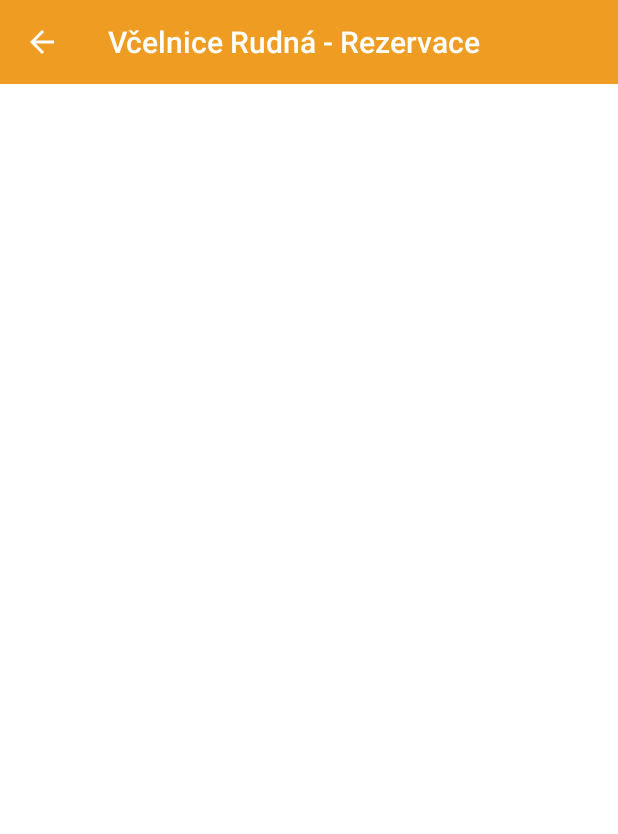
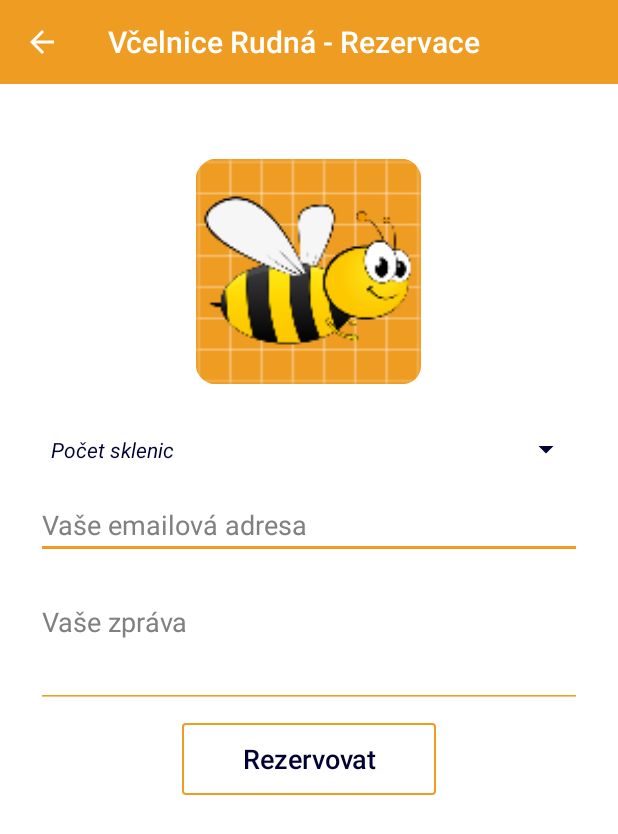
Before and after one commit to aytech/vcelnice-android, an Android app: the ReserveActivity screen opened directly, with no data from a screen before it, on a phone screen of 412 x 824 dp. Shown: the top 834 px of the screen. Run offline under Robolectric (Android 15) with nearby library versions, the phone set to English and light mode, and no system bars; network calls fail.

Commit message:
Price reservation in progress

```diff
--- a/app/src/main/java/cz/vcelnicerudna/ReserveActivity.kt
+++ b/app/src/main/java/cz/vcelnicerudna/ReserveActivity.kt
@@ -1,7 +1,17 @@
 package cz.vcelnicerudna
 
+import android.graphics.Color
 import android.os.Bundle
+import android.support.design.widget.Snackbar
+import android.support.v4.content.ContextCompat
+import android.util.Log
+import android.view.View
+import android.view.ViewGroup
+import android.widget.AdapterView
+import android.widget.ArrayAdapter
+import android.widget.TextView
 import kotlinx.android.synthetic.main.activity_reserve.*
+import kotlinx.android.synthetic.main.app_toolbar.*
 
 class ReserveActivity : BaseActivity() {
 
@@ -10,5 +20,45 @@ class ReserveActivity : BaseActivity() {
         setContentView(R.layout.activity_reserve)
         setSupportActionBar(app_toolbar)
         supportActionBar!!.setDisplayHomeAsUpEnabled(true)
+        setNumberOfGlassesData()
+
+
+        Log.d("ReserveActivity", "Price: " + intent.getParcelableExtra("price"))
+    }
+
+    private fun setNumberOfGlassesData() {
+        val spinnerArrayAdapter = object : ArrayAdapter<String>(this, R.layout.spinner_item, arrayOf(getString(R.string.number_of_glasses), "1", "2", "3")) {
+            override fun isEnabled(position: Int): Boolean {
+                return position != 0
+            }
+
+            override fun getDropDownView(position: Int, convertView: View?, parent: ViewGroup?): View {
+                val view: View? = super.getDropDownView(position, convertView, parent)
+                val textView: TextView = view as TextView
+                if (position == 0) {
+                    textView.setTextColor(Color.GRAY)
+                } else {
+                    textView.setTextColor(ContextCompat.getColor(this@ReserveActivity, R.color.colorText))
+                }
+                return view
+            }
+        }
+        val onItemSelectedListener = object : AdapterView.OnItemSelectedListener {
+            override fun onItemSelected(parent: AdapterView<*>?, view: View?, position: Int, id: Long) {
+                val selectedItemText = parent?.getItemAtPosition(position)
+                if (position > 0) {
+                    Snackbar.make(main_view, "Selected: $selectedItemText", Snackbar.LENGTH_LONG).show()
+                }
+            }
+
+            override fun onNothingSelected(parent: AdapterView<*>?) {
+
+            }
+        }
+
+
+        spinnerArrayAdapter.setDropDownViewResource(R.layout.spinner_item)
+        spinner.adapter = spinnerArrayAdapter
+        spinner.onItemSelectedListener = onItemSelectedListener
     }
 }
--- a/app/src/main/java/cz/vcelnicerudna/adapters/PricesAdapter.kt
+++ b/app/src/main/java/cz/vcelnicerudna/adapters/PricesAdapter.kt
@@ -2,7 +2,6 @@ package cz.vcelnicerudna.adapters
 
 import android.content.Context
 import android.content.Intent
-import android.support.design.widget.Snackbar
 import android.support.v7.widget.RecyclerView
 import android.view.LayoutInflater
 import android.view.View
@@ -37,8 +36,8 @@ class PricesAdapter(var context: Context, private var dataSet: Array<Price>) :
         }
         holder.button.setOnClickListener { view ->
             val intent = Intent(context, ReserveActivity::class.java)
+            intent.putExtra("price", item)
             context.startActivity(intent)
-            Snackbar.make(view, "Reserve: ${item.title} ${item.price} Kč (${item.weight})", Snackbar.LENGTH_LONG).show()
         }
     }
 
--- a/app/src/main/java/cz/vcelnicerudna/models/Price.kt
+++ b/app/src/main/java/cz/vcelnicerudna/models/Price.kt
@@ -1,8 +1,39 @@
 package cz.vcelnicerudna.models
 
-class Price {
+import android.os.Parcel
+import android.os.Parcelable
+
+class Price() : Parcelable {
     var title: String? = null
     var price: Int = 0
     var weight: String? = null
     var image: String? = null
+
+    constructor(parcel: Parcel) : this() {
+        title = parcel.readString()
+        price = parcel.readInt()
+        weight = parcel.readString()
+        image = parcel.readString()
+    }
+
+    override fun writeToParcel(parcel: Parcel, flags: Int) {
+        parcel.writeString(title)
+        parcel.writeInt(price)
+        parcel.writeString(weight)
+        parcel.writeString(image)
+    }
+
+    override fun describeContents(): Int {
+        return 0
+    }
+
+    companion object CREATOR : Parcelable.Creator<Price> {
+        override fun createFromParcel(parcel: Parcel): Price {
+            return Price(parcel)
+        }
+
+        override fun newArray(size: Int): Array<Price?> {
+            return arrayOfNulls(size)
+        }
+    }
 }
--- a/app/src/main/res/layout/activity_reserve.xml
+++ b/app/src/main/res/layout/activity_reserve.xml
@@ -1,17 +1,89 @@
 <?xml version="1.0" encoding="utf-8"?>
-<android.support.constraint.ConstraintLayout xmlns:android="http://schemas.android.com/apk/res/android"
+<LinearLayout xmlns:android="http://schemas.android.com/apk/res/android"
     xmlns:app="http://schemas.android.com/apk/res-auto"
     xmlns:tools="http://schemas.android.com/tools"
+    android:id="@+id/main_view"
     android:layout_width="match_parent"
     android:layout_height="match_parent"
+    android:orientation="vertical"
     tools:context=".ReserveActivity">
 
-    <android.support.v7.widget.Toolbar
-        android:id="@+id/app_toolbar"
+    <include layout="@layout/app_toolbar" />
+
+    <ScrollView
         android:layout_width="match_parent"
-        android:layout_height="?attr/actionBarSize"
-        android:theme="@style/AppActionBar"
-        app:popupTheme="@style/ThemeOverlay.AppCompat.Light"
-        android:background="@color/colorPrimary"/>
+        android:layout_height="0dp"
+        android:layout_weight="1">
 
-</android.support.constraint.ConstraintLayout>
+        <LinearLayout
+            android:layout_width="match_parent"
+            android:layout_height="wrap_content"
+            android:orientation="vertical"
+            android:paddingLeft="24dp"
+            android:paddingRight="24dp"
+            android:paddingTop="50dp">
+
+            <ImageView
+                android:id="@+id/price_image"
+                android:layout_width="150dp"
+                android:layout_height="150dp"
+                android:layout_gravity="center"
+                android:layout_marginBottom="24dp"
+                android:contentDescription="@string/price_icon_description"
+                android:src="@mipmap/ic_bee" />
+
+            <Spinner
+                android:id="@+id/spinner"
+                android:layout_width="match_parent"
+                android:layout_height="wrap_content" />
+
+            <android.support.v7.widget.AppCompatEditText
+                android:id="@+id/email"
+                android:layout_width="match_parent"
+                android:layout_height="wrap_content"
+                android:layout_marginTop="8dp"
+                android:hint="@string/your_email_address"
+                android:inputType="textEmailAddress"
+                android:textColor="@color/colorText"
+                app:backgroundTint="@color/colorPrimary" />
+
+            <TextView
+                android:id="@+id/email_error"
+                android:layout_width="match_parent"
+                android:layout_height="wrap_content"
+                android:gravity="center"
+                android:textColor="@android:color/holo_red_dark"
+                android:textStyle="italic"
+                android:visibility="invisible" />
+
+            <android.support.v7.widget.AppCompatEditText
+                android:id="@+id/message"
+                android:layout_width="match_parent"
+                android:layout_height="wrap_content"
+                android:height="80dp"
+                android:gravity="top"
+                android:hint="@string/your_message"
+                android:inputType="text|textMultiLine"
+                android:textColor="@color/colorText"
+                app:backgroundTint="@color/colorPrimary" />
+
+            <Button
+                android:id="@+id/reserve_button"
+                android:layout_width="wrap_content"
+                android:layout_height="wrap_content"
+                android:layout_gravity="center"
+                android:layout_marginBottom="24dp"
+                android:layout_marginTop="10dp"
+                android:background="@drawable/send_button_background"
+                android:paddingBottom="10dp"
+                android:paddingLeft="40dp"
+                android:paddingRight="40dp"
+                android:paddingTop="10dp"
+                android:text="@string/reserve"
+                android:textAllCaps="false"
+                android:textColor="@color/send_button"
+                android:textSize="18sp" />
+        </LinearLayout>
+    </ScrollView>
+
+</LinearLayout>
--- /dev/null
+++ b/app/src/main/res/layout/spinner_item.xml
@@ -0,0 +1,6 @@
+<?xml version="1.0" encoding="utf-8"?>
+<TextView xmlns:android="http://schemas.android.com/apk/res/android"
+    android:layout_width="match_parent"
+    android:layout_height="wrap_content"
+    android:padding="10dp"
+    android:textStyle="italic" />
--- a/app/src/main/res/values/strings.xml
+++ b/app/src/main/res/values/strings.xml
@@ -35,4 +35,6 @@
     <string name="enter_message">Zadejte zprávu</string>
     <string name="contact_sent_success">Zpráva byla odeslána, děkujeme</string>
     <string name="app_name_reservation">Včelnice Rudná - Rezervace</string>
+    <string name="price_icon_description">Med - cena</string>
+    <string name="number_of_glasses">Počet sklenic</string>
 </resources>
```
